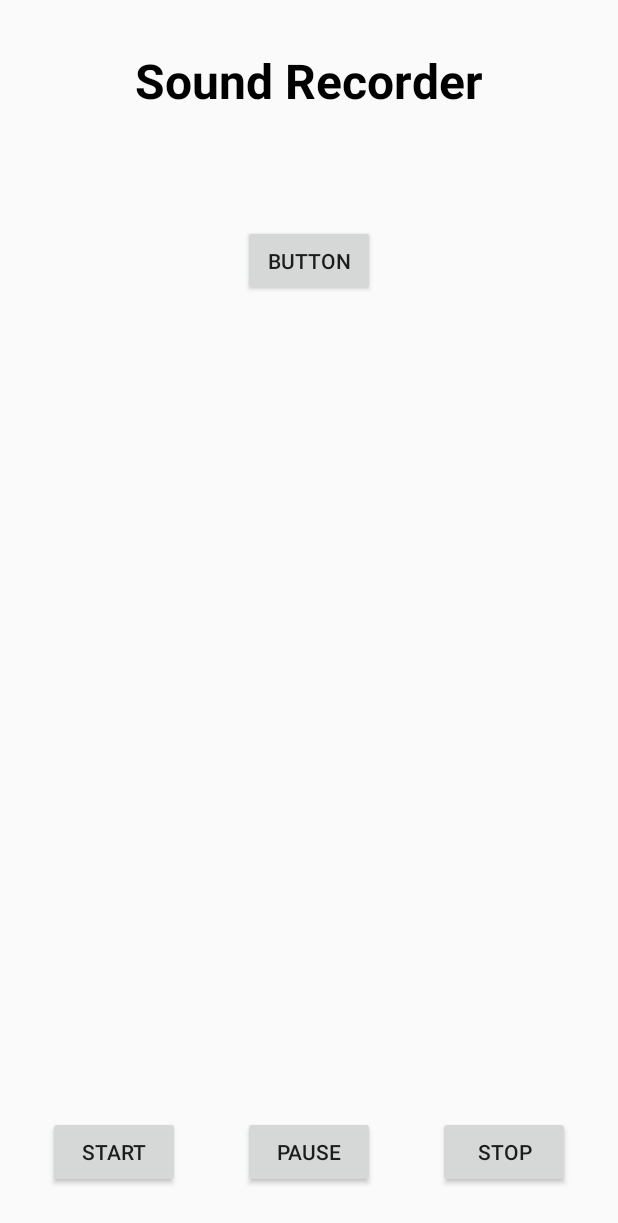
After one commit to buidanhtuan/Save-Me, an Android app: the layout fragment_sound.xml on its own in the app's theme, with its tools: preview values and no code run, on a phone screen of 412 x 824 dp. The commit adds this screen. Shown: the top 1223 px of the screen. Run offline under Robolectric (Android 15) with nearby library versions, the phone set to English and light mode, and no system bars.

Commit message:
update sound

```diff
--- a/Save Me/app/src/main/AndroidManifest.xml
+++ b/Save Me/app/src/main/AndroidManifest.xml
@@ -3,6 +3,7 @@
     package="com.buidanhtuan.saveme">
     <uses-permission android:name="android.permission.READ_EXTERNAL_STORAGE"/>
     <uses-permission android:name="android.permission.WRITE_EXTERNAL_STORAGE"/>
+    <uses-permission android:name="android.permission.RECORD_AUDIO"/>
     <uses-permission android:name="android.permission.CAMERA"/>
     <application
         android:allowBackup="true"
--- a/Save Me/app/src/main/java/com/buidanhtuan/saveme/model/Note.kt
+++ b/Save Me/app/src/main/java/com/buidanhtuan/saveme/model/Note.kt
@@ -4,4 +4,5 @@ data class Note(var id : Int,
                 var type: String,
                 var title: String,
                 var content : String,
-                var image : String)
+                var image: String,
+                var sound: String)
--- a/Save Me/app/src/main/java/com/buidanhtuan/saveme/view/fragment/ImageFragment.kt
+++ b/Save Me/app/src/main/java/com/buidanhtuan/saveme/view/fragment/ImageFragment.kt
@@ -49,7 +49,7 @@ class ImageFragment : Fragment() {
         btn!!.setOnClickListener { showPictureDialog() }
 
         button3.setOnClickListener {
-            val note = Note(0,"image","bui danh tuan","bui danh tuan", ur)
+            val note = Note(0,"image","bui danh tuan","bui danh tuan", ur,"")
             DatabaseHelper.insertData(note)
             (activity as MainActivity).setBackFragment(ListNoteFragment())
         }
--- a/Save Me/app/src/main/java/com/buidanhtuan/saveme/view_model/database/DatabaseConstant.kt
+++ b/Save Me/app/src/main/java/com/buidanhtuan/saveme/view_model/database/DatabaseConstant.kt
@@ -10,7 +10,8 @@ class DatabaseConstant {
         const val ROW_TITLE = "title"
         const val ROW_CONTENT = "content"
         const val ROW_IMAGE = "image"
-        const val QUERY_CREATE = "CREATE TABLE IF NOT EXISTS $DATABASE_TABEL ($ROW_ID INTEGER PRIMARY KEY AUTOINCREMENT, $ROW_TYPE TEXT, $ROW_TITLE TEXT, $ROW_CONTENT TEXT, $ROW_IMAGE TEXT)"
+        const val ROW_SOUND = "sound"
+        const val QUERY_CREATE = "CREATE TABLE IF NOT EXISTS $DATABASE_TABEL ($ROW_ID INTEGER PRIMARY KEY AUTOINCREMENT, $ROW_TYPE TEXT, $ROW_TITLE TEXT, $ROW_CONTENT TEXT, $ROW_IMAGE TEXT, $ROW_SOUND TEXT)"
         const val QUERY_UPGRADE = "DROP TABLE IF EXISTS $DATABASE_TABEL"
     }
 }
--- a/Save Me/app/src/main/java/com/buidanhtuan/saveme/view_model/database/DatabaseHelper.kt
+++ b/Save Me/app/src/main/java/com/buidanhtuan/saveme/view_model/database/DatabaseHelper.kt
@@ -28,6 +28,7 @@ class DatabaseHelper(ctx: Context) : SQLiteOpenHelper(ctx, DatabaseConstant.DATA
             values.put(DatabaseConstant.ROW_TITLE, note.title)
             values.put(DatabaseConstant.ROW_CONTENT, note.content)
             values.put(DatabaseConstant.ROW_IMAGE, note.image)
+            values.put(DatabaseConstant.ROW_SOUND, note.sound)
             return database.insert(DatabaseConstant.DATABASE_TABEL, null, values)
         }
 
@@ -64,12 +65,13 @@ class DatabaseHelper(ctx: Context) : SQLiteOpenHelper(ctx, DatabaseConstant.DATA
                 if (cursor.moveToFirst()) {
                     do {
 
-                        val note = Note(0,"","","","")
+                        val note = Note(0,"","","","","")
                         note.id = cur.getInt(cur.getColumnIndex(DatabaseConstant.ROW_ID))
                         note.type = cur.getString(cur.getColumnIndex(DatabaseConstant.ROW_TYPE))
                         note.title = cur.getString(cur.getColumnIndex(DatabaseConstant.ROW_TITLE))
                         note.content = cur.getString(cur.getColumnIndex(DatabaseConstant.ROW_CONTENT))
                         note.image = cur.getString(cur.getColumnIndex(DatabaseConstant.ROW_IMAGE))
+                        note.sound = cur.getString(cur.getColumnIndex(DatabaseConstant.ROW_SOUND))
                         data.add(note)
 
                     } while (cursor.moveToNext())
@@ -78,7 +80,7 @@ class DatabaseHelper(ctx: Context) : SQLiteOpenHelper(ctx, DatabaseConstant.DATA
             return data
         }
         fun getData(id: Int) : Note{
-            var note = Note(0,"","","","")
+            var note = Note(0,"","","","","")
             var data: MutableList<Note> = ArrayList()
             if (!databaseOpen) {
                 database = INSTANCE.writableDatabase
--- /dev/null
+++ b/Save Me/app/src/main/res/layout/fragment_sound.xml
@@ -0,0 +1,59 @@
+<?xml version="1.0" encoding="utf-8"?>
+<FrameLayout xmlns:android="http://schemas.android.com/apk/res/android"
+    xmlns:tools="http://schemas.android.com/tools"
+    android:layout_width="match_parent"
+    android:layout_height="match_parent"
+    tools:context=".view.fragment.SoundFragment">
+    <RelativeLayout
+        android:layout_width="match_parent" android:layout_height="match_parent"
+        tools:context=".MainActivity">
+
+        <Button
+            android:id="@+id/start"
+            android:layout_width="wrap_content"
+            android:layout_height="wrap_content"
+            android:text="Button"
+            android:layout_centerHorizontal="true"
+            android:layout_marginTop="150dp"/>
+        <TextView
+            android:id="@+id/textview_sound_recorder_heading"
+            android:layout_width="wrap_content"
+            android:layout_height="wrap_content"
+            android:text="Sound Recorder"
+            android:layout_centerHorizontal="true"
+            android:textSize="32dp"
+            android:textStyle="bold"
+            android:textColor="#000"
+            android:layout_marginTop="32dp"
+            />
+
+        <Button
+            android:id="@+id/button_start_recording"
+            android:layout_width="wrap_content"
+            android:layout_height="wrap_content"
+            android:text="Start"
+            android:layout_alignParentBottom="true"
+            android:layout_marginLeft="32dp"
+            android:layout_marginBottom="32dp"
+            android:layout_centerVertical="true"/>
+
+        <Button
+            android:id="@+id/button_pause_recording"
+            android:layout_width="wrap_content"
+            android:layout_height="wrap_content"
+            android:text="Pause"
+            android:layout_alignParentBottom="true"
+            android:layout_centerHorizontal="true"
+            android:layout_marginBottom="32dp"/>
+
+        <Button
+            android:id="@+id/button_stop_recording"
+            android:layout_width="wrap_content"
+            android:layout_height="wrap_content"
+            android:text="Stop"
+            android:layout_alignParentBottom="true"
+            android:layout_alignParentRight="true"
+            android:layout_marginBottom="32dp"
+            android:layout_marginRight="32dp"/>
+    </RelativeLayout>
+</FrameLayout>
```
Also changed, not shown: Save Me/app/src/main/java/com/buidanhtuan/saveme/view/activity/MainActivity.kt (+15 -18 lines), Save Me/app/src/main/java/com/buidanhtuan/saveme/view/adapter/NoteAdapter.kt (+12 -45 lines), Save Me/app/src/main/java/com/buidanhtuan/saveme/view/fragment/ListNoteFragment.kt (+13 -2 lines), Save Me/app/src/main/java/com/buidanhtuan/saveme/view/fragment/SoundFragment.kt (added, +125 -0 lines), Save Me/app/src/main/res/layout/adapter_note_sound.xml (added, +38 -0 lines), Save Me/app/src/main/res/layout/fragment_list_note.xml (+4 -7 lines).
